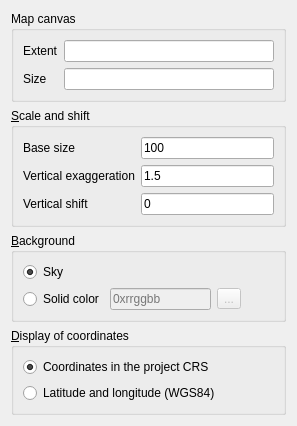
Before: the Qt Designer form ui/worldproperties.ui in minorua/Qgis2threejs, drawn with Qt 5.
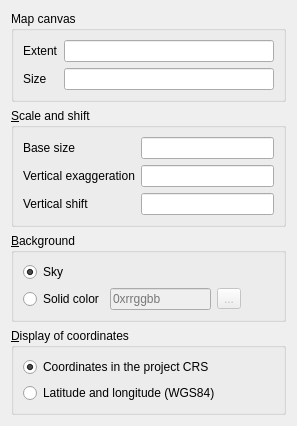
After: the same form once the commit is applied.

The edit to the form file:
```diff
--- a/ui/worldproperties.ui
+++ b/ui/worldproperties.ui
@@ -84,9 +84,6 @@
         <property name="inputMethodHints">
          <set>Qt::ImhDigitsOnly</set>
         </property>
-        <property name="text">
-         <string>100</string>
-        </property>
        </widget>
       </item>
       <item row="1" column="0">
@@ -113,9 +110,6 @@
         <property name="inputMethodHints">
          <set>Qt::ImhDigitsOnly</set>
         </property>
-        <property name="text">
-         <string>1.5</string>
-        </property>
         <property name="alignment">
          <set>Qt::AlignLeading|Qt::AlignLeft|Qt::AlignVCenter</set>
         </property>
@@ -129,11 +123,7 @@
        </widget>
       </item>
       <item row="2" column="1">
-       <widget class="QLineEdit" name="lineEdit_zShift">
-        <property name="text">
-         <string>0</string>
-        </property>
-       </widget>
+       <widget class="QLineEdit" name="lineEdit_zShift"/>
       </item>
      </layout>
     </widget>
```
